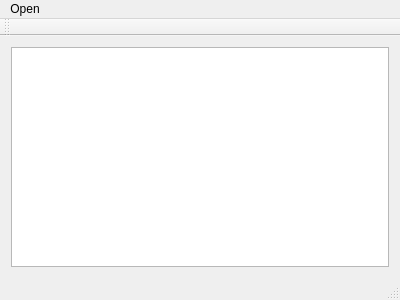
The window that MainApp/mainwindow.ui (jmruiza/Qt_Tests) describes before a commit, drawn with Qt 5.
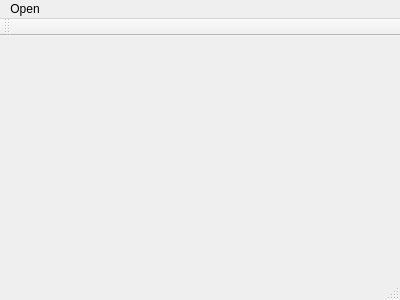
The same window after the commit.

Commit message:
Connect object class extern to Form Class
I use the object class MyLibrary1 to send data to the Form class

What changed in the file:
```diff
--- a/MainApp/mainwindow.ui
+++ b/MainApp/mainwindow.ui
@@ -14,20 +14,7 @@
    <string>MainWindow</string>
   </property>
   <widget class="QWidget" name="centralWidget">
-   <layout class="QHBoxLayout" name="horizontalLayout">
-    <item>
-     <widget class="QTextEdit" name="textEdit">
-      <property name="font">
-       <font>
-        <family>Courier New</family>
-       </font>
-      </property>
-      <property name="readOnly">
-       <bool>true</bool>
-      </property>
-     </widget>
-    </item>
-   </layout>
+   <layout class="QHBoxLayout" name="horizontalLayout"/>
   </widget>
   <widget class="QMenuBar" name="menuBar">
    <property name="geometry">
```
The commit also changes 8 other files.
